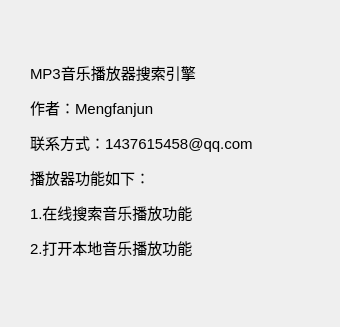
Before: the Qt Designer form aboutdialog.ui in MengFanjun020906/OnlineMusic, drawn with Qt 5.
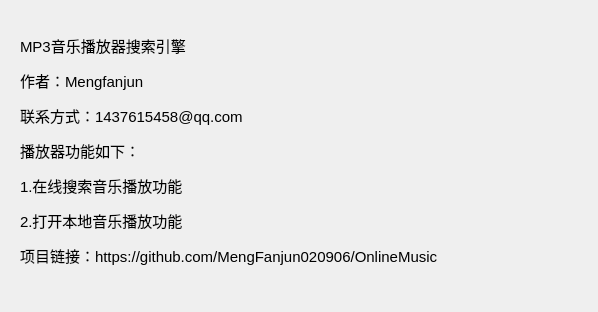
After: the same form once the commit is applied.

What changed in the file:
```diff
--- a/aboutdialog.ui
+++ b/aboutdialog.ui
@@ -6,8 +6,8 @@
    <rect>
     <x>0</x>
     <y>0</y>
-    <width>340</width>
-    <height>327</height>
+    <width>598</width>
+    <height>312</height>
    </rect>
   </property>
   <property name="windowTitle">
@@ -16,14 +16,14 @@
   <widget class="QLabel" name="label">
    <property name="geometry">
     <rect>
-     <x>30</x>
-     <y>50</y>
-     <width>301</width>
-     <height>221</height>
+     <x>20</x>
+     <y>30</y>
+     <width>571</width>
+     <height>241</height>
     </rect>
    </property>
    <property name="text">
-    <string>&lt;html&gt;&lt;head/&gt;&lt;body&gt;&lt;p&gt;&lt;span style=&quot; font-size:11pt;&quot;&gt;MP3音乐播放器搜索引擎&lt;/span&gt;&lt;/p&gt;&lt;p&gt;&lt;span style=&quot; font-size:11pt;&quot;&gt;作者：Mengfanjun&lt;/span&gt;&lt;/p&gt;&lt;p&gt;&lt;span style=&quot; font-size:11pt;&quot;&gt;联系方式：1437615458@qq.com&lt;/span&gt;&lt;/p&gt;&lt;p&gt;&lt;span style=&quot; font-size:11pt;&quot;&gt;播放器功能如下：&lt;/span&gt;&lt;/p&gt;&lt;p&gt;&lt;span style=&quot; font-size:11pt;&quot;&gt;1.在线搜索音乐播放功能&lt;/span&gt;&lt;/p&gt;&lt;p&gt;&lt;span style=&quot; font-size:11pt;&quot;&gt;2.打开本地音乐播放功能&lt;/span&gt;&lt;/p&gt;&lt;/body&gt;&lt;/html&gt;</string>
+    <string>&lt;html&gt;&lt;head/&gt;&lt;body&gt;&lt;p&gt;&lt;span style=&quot; font-size:11pt;&quot;&gt;MP3音乐播放器搜索引擎&lt;/span&gt;&lt;/p&gt;&lt;p&gt;&lt;span style=&quot; font-size:11pt;&quot;&gt;作者：Mengfanjun&lt;/span&gt;&lt;/p&gt;&lt;p&gt;&lt;span style=&quot; font-size:11pt;&quot;&gt;联系方式：1437615458@qq.com&lt;/span&gt;&lt;/p&gt;&lt;p&gt;&lt;span style=&quot; font-size:11pt;&quot;&gt;播放器功能如下：&lt;/span&gt;&lt;/p&gt;&lt;p&gt;&lt;span style=&quot; font-size:11pt;&quot;&gt;1.在线搜索音乐播放功能&lt;/span&gt;&lt;/p&gt;&lt;p&gt;&lt;span style=&quot; font-size:11pt;&quot;&gt;2.打开本地音乐播放功能&lt;/span&gt;&lt;/p&gt;&lt;p&gt;&lt;span style=&quot; font-size:11pt;&quot;&gt;项目链接：https://github.com/MengFanjun020906/OnlineMusic&lt;/span&gt;&lt;/p&gt;&lt;/body&gt;&lt;/html&gt;</string>
    </property>
   </widget>
  </widget>
```
